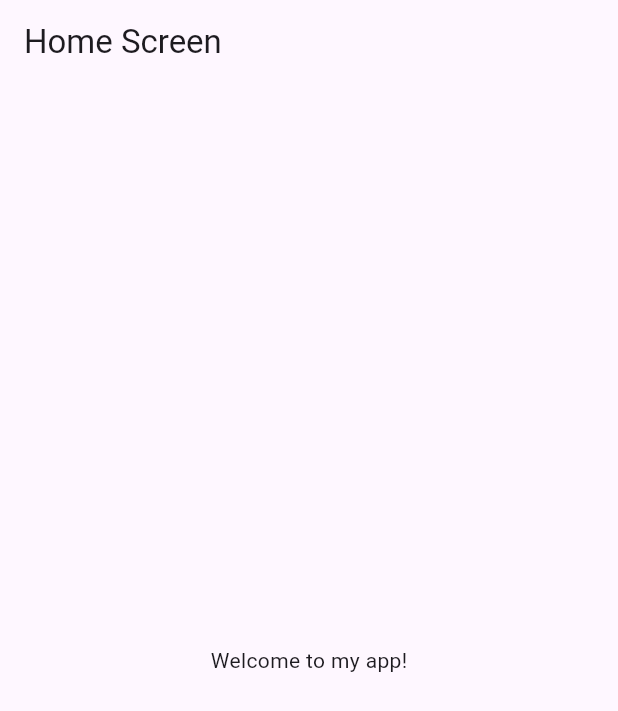
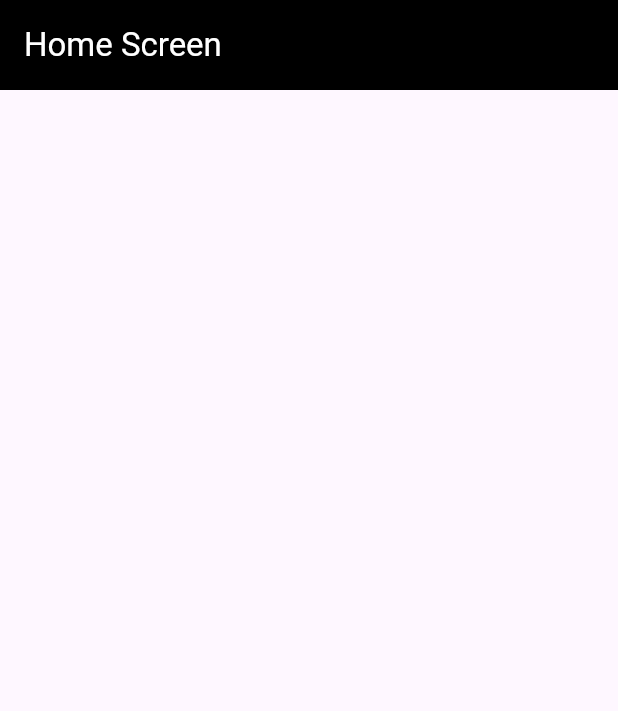
Before and after one commit to Byivol/FlexMenFlutter, a Flutter app: the screen it shows after launch, on a phone screen of 412 x 824 dp. Shown: the top 711 px of the screen. Run offline on Flutter 3.47's test engine with Material 3 defaults, Android fonts, the phone set to English and light mode, and no system bars.

```diff
--- a/lib/HomeScreen.dart
+++ b/lib/HomeScreen.dart
@@ -1,15 +1,20 @@
+// ignore_for_file: file_names
+
 import 'package:flutter/material.dart';
 
 class HomeScreen extends StatelessWidget {
+  const HomeScreen({super.key});
+
   @override
   Widget build(BuildContext context) {
-    return Scaffold(
+    return MaterialApp(
+        home: Scaffold(
       appBar: AppBar(
         title: const Text('Home Screen'),
+        backgroundColor: Colors.black,
+        foregroundColor: Colors.white,
+        toolbarHeight: 60,
       ),
-      body: Center(
-        child: Text('Welcome to my app!'),
-      ),
-    );
+    ));
   }
 }
--- a/lib/main.dart
+++ b/lib/main.dart
@@ -2,10 +2,12 @@ import 'package:flutter/material.dart';
 import 'StartWindow.dart';
 
 void main() {
-  runApp(MyApp());
+  runApp(const MyApp());
 }
 
 class MyApp extends StatelessWidget {
+  const MyApp({super.key});
+
   @override
   Widget build(BuildContext context) {
     return const MaterialApp(
```
Also changed, not shown: lib/StartWindow.dart (+5 -3 lines), pubspec.yaml (+2 -6 lines), assets/icons/logo.png (added), assets/image.png (deleted), pubspec.lock.
